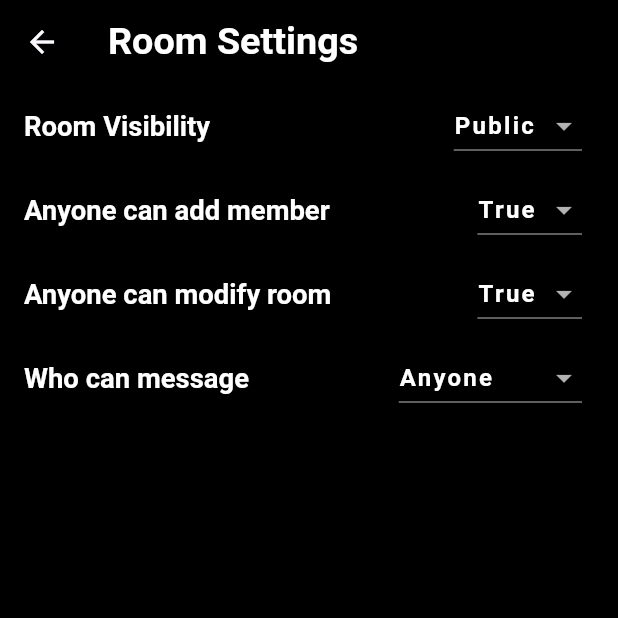
After one commit to Mahamudul-Dev/linkchat-getx, a Flutter app: the RoomSettingsView screen opened by its route, on a phone screen of 412 x 824 dp, the top half of it. The commit adds this screen. Run offline on Flutter 3.47's test engine with Material 2 defaults, Android fonts, the phone set to English and light mode, and no system bars; our stand-ins replace animated_text_kit, audioplayers, cached_network_image, country_picker, dio, file_picker and 19 more; missing offline and left inert: chatview, flutter_webrtc, flutter_webrtc_wrapper, gzx_dropdown_menu, icon_badge, star_menu; accounts and stored records are empty; generated files the repository leaves out were written again; project files that could hold a hidden picture were left out.

Commit message:
23-09-2023

```diff
--- a/lib/app/data/utils/utils.dart
+++ b/lib/app/data/utils/utils.dart
@@ -31,6 +31,7 @@ const String GET_MATCH =
 //** Room Apis **/
 const String GET_PUBLIC_ROOM = '/api/v1/publicGroups';
 const String GET_MULTIPLE_ROOM = '/api/v1/getMultipleGroup';
+const String GET_JOINED_ROOM = '/api/v1/getGroupInJoined';
 const String JOIN_ROOM = '/api/v1/joinGroup';
 const String CREATE_ROOM = '/api/v1/createGroup';
 const String UPDATE_ROOM = '/api/v1/updateGroup/';
--- a/lib/app/modules/home/controllers/home_controller.dart
+++ b/lib/app/modules/home/controllers/home_controller.dart
@@ -1,7 +1,5 @@
 import 'package:flutter/material.dart';
 import 'package:get/get.dart';
-import 'package:linkchat/app/database/database.dart';
-import 'package:linkchat/app/modules/call_list/views/call_list_view.dart';
 import 'package:linkchat/app/modules/chat/views/chat_view.dart';
 import 'package:linkchat/app/modules/dialer/views/dialer_view.dart';
 import 'package:linkchat/app/modules/random_call/views/random_call_view.dart';
--- a/lib/app/modules/room_chat/bindings/room_chat_binding.dart
+++ b/lib/app/modules/room_chat/bindings/room_chat_binding.dart
@@ -1,5 +1,6 @@
 import 'package:get/get.dart';
 import 'package:linkchat/app/modules/room_chat/controllers/room_conversation_controller.dart';
+import 'package:linkchat/app/modules/room_chat/controllers/room_settings_controller.dart';
 
 import '../controllers/room_chat_controller.dart';
 
@@ -12,5 +13,8 @@ class RoomChatBinding extends Bindings {
     Get.lazyPut<RoomConversationController>(
       () => RoomConversationController(),
     );
+    Get.lazyPut<RoomSettingsController>(
+      () => RoomSettingsController(),
+    );
   }
 }
--- /dev/null
+++ b/lib/app/modules/room_chat/controllers/room_settings_controller.dart
@@ -0,0 +1,18 @@
+import 'package:flutter/cupertino.dart';
+import 'package:get/get.dart';
+
+class RoomSettingsController extends GetxController{
+
+  List<String> groupVisibilityItems = ["Public", "Private"];
+  RxString selectedVisibility = 'Public'.obs;
+  List<String> anyoneCanAddMemberItems = ["True", "False"];
+  RxString selectedAnyoneCanAddMember = 'True'.obs;
+  List<String> anyoneCanModifyRoomItems = ["True", "False"];
+  RxString selectedAnyoneCanModifyRoom = 'True'.obs;
+  List<String> whoCanMessageItems = ["Only Admin", "Anyone"];
+  RxString selectedWhoCanMessage = 'Anyone'.obs;
+
+  TextEditingController roomNameController = TextEditingController();
+  TextEditingController roomDescriptionController = TextEditingController();
+
+}
--- a/lib/app/modules/room_chat/views/room_conversation_view.dart
+++ b/lib/app/modules/room_chat/views/room_conversation_view.dart
@@ -6,6 +6,7 @@ import 'package:linkchat/app/data/models/multiple_profile_req_model.dart';
 import 'package:linkchat/app/data/models/user_model.dart';
 import 'package:linkchat/app/data/utils/utils.dart';
 import 'package:linkchat/app/database/helpers/helpers.dart';
+import 'package:linkchat/app/modules/room_chat/views/room_edit_view.dart';
 import 'package:linkchat/app/routes/app_pages.dart';
 import 'package:linkchat/app/services/api_service.dart';
 import 'package:linkchat/app/style/app_color.dart';
@@ -156,7 +157,7 @@ Widget _buildDrawer(BuildContext context, RoomConversationController controller,
             children: [
               room.admins.contains(AccountHelper.getUserData().serverId)
                   ? IconButton(
-                      onPressed: () {},
+                      onPressed: () => Get.toNamed(Routes.ROOM_EDIT_VIEW, arguments: {'room':room}),
                       icon: Column(
                         children: [
                           const Icon(Icons.edit),
@@ -168,7 +169,7 @@ Widget _buildDrawer(BuildContext context, RoomConversationController controller,
                       ))
                   : room.settings.anyoneCanModifyGroup
                       ? IconButton(
-                          onPressed: () {},
+                          onPressed: () => Get.toNamed(Routes.ROOM_EDIT_VIEW, arguments: {'room':room}),
                           icon: Column(
                             children: [
                               const Icon(Icons.edit),
@@ -181,7 +182,7 @@ Widget _buildDrawer(BuildContext context, RoomConversationController controller,
                       : const SizedBox.shrink(),
               room.admins.contains(AccountHelper.getUserData().serverId)
                   ? IconButton(
-                      onPressed: () {},
+                      onPressed: () => Get.toNamed(Routes.ROOM_SETTINGS_VIEW),
                       icon: Column(
                         children: [
                           const Icon(Icons.settings),
--- /dev/null
+++ b/lib/app/modules/room_chat/views/room_settings_view.dart
@@ -0,0 +1,103 @@
+import 'package:flutter/material.dart';
+import 'package:get/get.dart';
+
+import '../controllers/room_settings_controller.dart';
+
+
+class RoomSettingsView extends GetView<RoomSettingsController> {
+  const RoomSettingsView({super.key});
+
+  @override
+  Widget build(BuildContext context) {
+    return Scaffold(
+      appBar: AppBar(
+        title: const Text('Room Settings'),
+      ),
+
+      body: ListView(
+        children: [
+          ListTile(
+            title: Text('Room Visibility', style: Theme.of(context).textTheme.labelMedium,),
+            trailing: Obx(
+                  () => DropdownButton<String>(
+                style: Theme.of(context).textTheme.labelSmall,
+                value: controller.selectedVisibility.value,
+                onChanged: (newValue) {
+                  controller.selectedVisibility.value = newValue!;
+                },
+                items: controller.groupVisibilityItems
+                    .map<DropdownMenuItem<String>>((String value) {
+                  return DropdownMenuItem<String>(
+                    value: value,
+                    child: Text(value),
+                  );
+                }).toList(),
+              ),
+            ),
+          ),
+
+          ListTile(
+            title: Text('Anyone can add member', style: Theme.of(context).textTheme.labelMedium,),
+            trailing: Obx(
+                  () => DropdownButton<String>(
+                style: Theme.of(context).textTheme.labelSmall,
+                value: controller.selectedAnyoneCanAddMember.value,
+                onChanged: (newValue) {
+                  controller.selectedAnyoneCanAddMember.value = newValue!;
+                },
+                items: controller.anyoneCanAddMemberItems
+                    .map<DropdownMenuItem<String>>((String value) {
+                  return DropdownMenuItem<String>(
+                    value: value,
+                    child: Text(value),
+                  );
+                }).toList(),
+              ),
+            ),
+          ),
+
+          ListTile(
+            title: Text('Anyone can modify room', style: Theme.of(context).textTheme.labelMedium,),
+            trailing: Obx(
+                  () => DropdownButton<String>(
+                style: Theme.of(context).textTheme.labelSmall,
+                value: controller.selectedAnyoneCanModifyRoom.value,
+                onChanged: (newValue) {
+                  controller.selectedAnyoneCanModifyRoom.value = newValue!;
+                },
+                items: controller.anyoneCanModifyRoomItems
+                    .map<DropdownMenuItem<String>>((String value) {
+                  return DropdownMenuItem<String>(
+                    value: value,
+                    child: Text(value),
+                  );
+                }).toList(),
+              ),
+            ),
+          ),
+
+          ListTile(
+            title: Text('Who can message', style: Theme.of(context).textTheme.labelMedium,),
+            trailing: Obx(
+                  () => DropdownButton<String>(
+                style: Theme.of(context).textTheme.labelSmall,
+                value: controller.selectedWhoCanMessage.value,
+                onChanged: (newValue) {
+                  controller.selectedWhoCanMessage.value = newValue!;
+                },
+                items: controller.whoCanMessageItems
+                    .map<DropdownMenuItem<String>>((String value) {
+                  return DropdownMenuItem<String>(
+                    value: value,
+                    child: Text(value),
+                  );
+                }).toList(),
+              ),
+            ),
+          )
+        ],
+      ),
+
+    );
+  }
+}
--- a/lib/app/routes/app_pages.dart
+++ b/lib/app/routes/app_pages.dart
@@ -1,5 +1,7 @@
 import 'package:get/get.dart';
 import 'package:linkchat/app/modules/room_chat/views/RoomMemberView/room_member_view.dart';
+import 'package:linkchat/app/modules/room_chat/views/room_edit_view.dart';
+import 'package:linkchat/app/modules/room_chat/views/room_settings_view.dart';
 
 import '../modules/audio_call/bindings/audio_call_binding.dart';
 import '../modules/audio_call/views/audio_call_view.dart';
@@ -201,6 +203,11 @@ class AppPages {
       binding: RoomChatBinding(),
     ),
     GetPage(
+      name: _Paths.ROOM_SETTINGS_VIEW,
+      page: () => RoomSettingsView(),
+      binding: RoomChatBinding(),
+    ),
+    GetPage(
       name: _Paths.ROOM_MEMBER_VIEW,
       page: () => RoomMemberView(),
       binding: RoomMemberViewBindings(),
@@ -210,5 +217,10 @@ class AppPages {
       page: () => RoomMemberAddView(),
       binding: RoomMemberViewBindings(),
     ),
+    GetPage(
+      name: _Paths.ROOM_EDIT_VIEW,
+      page: () => RoomEditView(),
+      binding: RoomChatBinding(),
+    ),
   ];
 }
--- a/lib/app/routes/app_routes.dart
+++ b/lib/app/routes/app_routes.dart
@@ -32,6 +32,8 @@ abstract class Routes {
   static const ROOM_CONVERSATION = _Paths.ROOM_CONVERSATION;
   static const ROOM_MEMBER_VIEW = _Paths.ROOM_MEMBER_VIEW;
   static const ROOM_MEMBER_ADD_VIEW = _Paths.ROOM_MEMBER_ADD_VIEW;
+  static const ROOM_SETTINGS_VIEW = _Paths.ROOM_SETTINGS_VIEW;
+  static const ROOM_EDIT_VIEW = _Paths.ROOM_EDIT_VIEW;
 }
 
 abstract class _Paths {
@@ -63,4 +65,6 @@ abstract class _Paths {
   static const ROOM_CONVERSATION = '/room-conversation';
   static const ROOM_MEMBER_VIEW = '/room-member-view';
   static const ROOM_MEMBER_ADD_VIEW = '/room-member-add-view';
+  static const ROOM_SETTINGS_VIEW = '/room-settings-view';
+  static const ROOM_EDIT_VIEW = '/room-edit-view';
 }
--- a/lib/app/services/api_service.dart
+++ b/lib/app/services/api_service.dart
@@ -7,6 +7,7 @@ import 'package:logger/logger.dart';
 import 'package:http/http.dart' as http;
 
 import '../data/models/multiple_profile_req_model.dart';
+import '../data/models/room_res_model.dart';
 import '../database/helpers/helpers.dart';
 
 class ApiService {
@@ -56,5 +57,8 @@ class ApiService {
 
     return profile;
   }
-  //
+  // get all joined room
+  // Future<RoomResModel> getAllJoinedRoom() async {
+  //   final response = await _dio.post(path)
+  // }
 }
```
Also changed, not shown: lib/app/modules/room_chat/views/room_edit_view.dart (added, +69 -0 lines).
